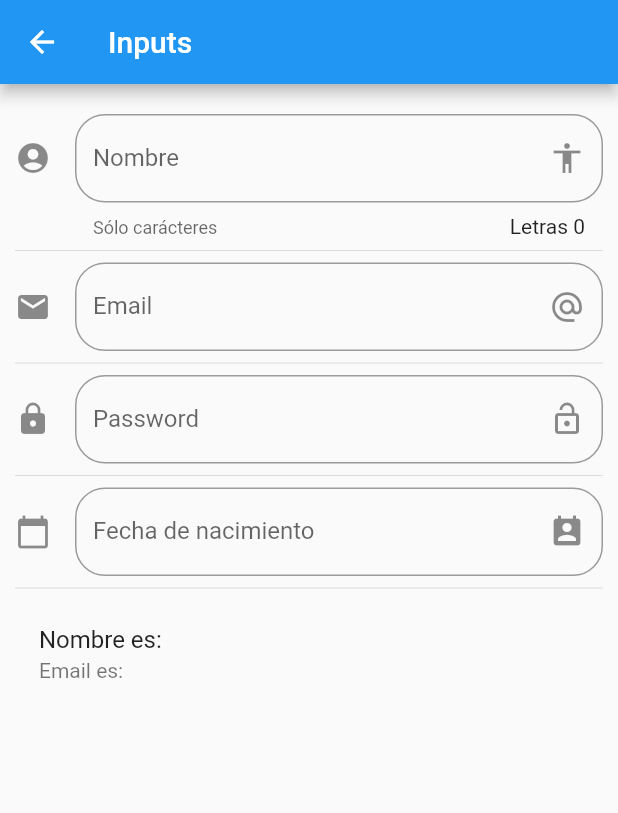
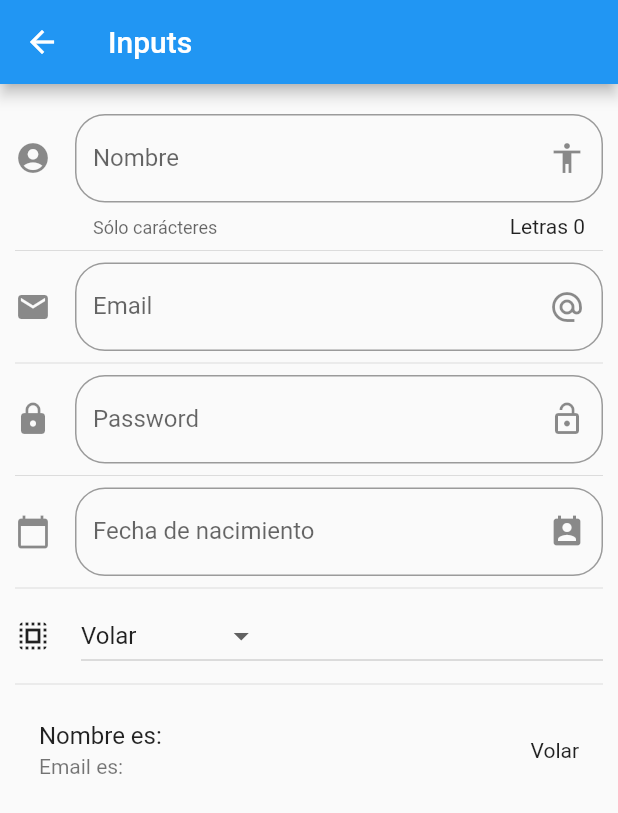
Before and after one commit to CesarArellano/Curso_Flutter, a Flutter app: the InputPage screen opened by its route, on a phone screen of 412 x 824 dp. Shown: the top 813 px of the screen. Run offline on Flutter 3.47's test engine with Material 2 defaults, Android fonts, the phone set to English and light mode, and no system bars.

```diff
--- a/Flutter/componentes/lib/src/pages/input_page.dart
+++ b/Flutter/componentes/lib/src/pages/input_page.dart
@@ -9,6 +9,9 @@ class _InputPageState extends State<InputPage> {
   String _nombre = '';
   String _email = '';
   String _fecha = '';
+  String _opcionSeleccionada = 'Volar';
+
+  List<String> _poderes = ['Volar', 'Rayos X', 'Súper Aliento', 'Súper Fuerza'];
 
   TextEditingController _inputFieldDateController =
       new TextEditingController(); // Permite cambiar el valor del texto del input Date.
@@ -29,6 +32,8 @@ class _InputPageState extends State<InputPage> {
             _crearPassword(),
             Divider(),
             _crearFecha(context),
+            Divider(),
+            _crearDropdown(),
             Divider(),
             _crearPersona(),
           ],
@@ -52,13 +57,6 @@ class _InputPageState extends State<InputPage> {
           _nombre = valor;
         });
       },
-    );
-  }
-
-  Widget _crearPersona() {
-    return ListTile(
-      title: Text('Nombre es: $_nombre'),
-      subtitle: Text('Email es: $_email'),
     );
   }
 
@@ -133,4 +131,43 @@ class _InputPageState extends State<InputPage> {
       });
     }
   }
+
+  List<DropdownMenuItem<String>> getOpcionesDropdown() {
+    List<DropdownMenuItem<String>> lista = new List();
+    _poderes.forEach((poder) {
+      lista.add(DropdownMenuItem(
+        child: Text(poder),
+        value: poder,
+      ));
+    });
+    return lista;
+  }
+
+  Widget _crearDropdown() {
+    return Row(
+      children: [
+        Icon(Icons.select_all),
+        SizedBox(width: 20.0),
+        Expanded(
+          child: DropdownButton(
+            value: _opcionSeleccionada,
+            items: getOpcionesDropdown(),
+            onChanged: (opt) {
+              setState(() {
+                _opcionSeleccionada = opt;
+              });
+            },
+          ),
+        )
+      ],
+    );
+  }
+
+  Widget _crearPersona() {
+    return ListTile(
+      title: Text('Nombre es: $_nombre'),
+      subtitle: Text('Email es: $_email'),
+      trailing: Text(_opcionSeleccionada),
+    );
+  }
 }
```
